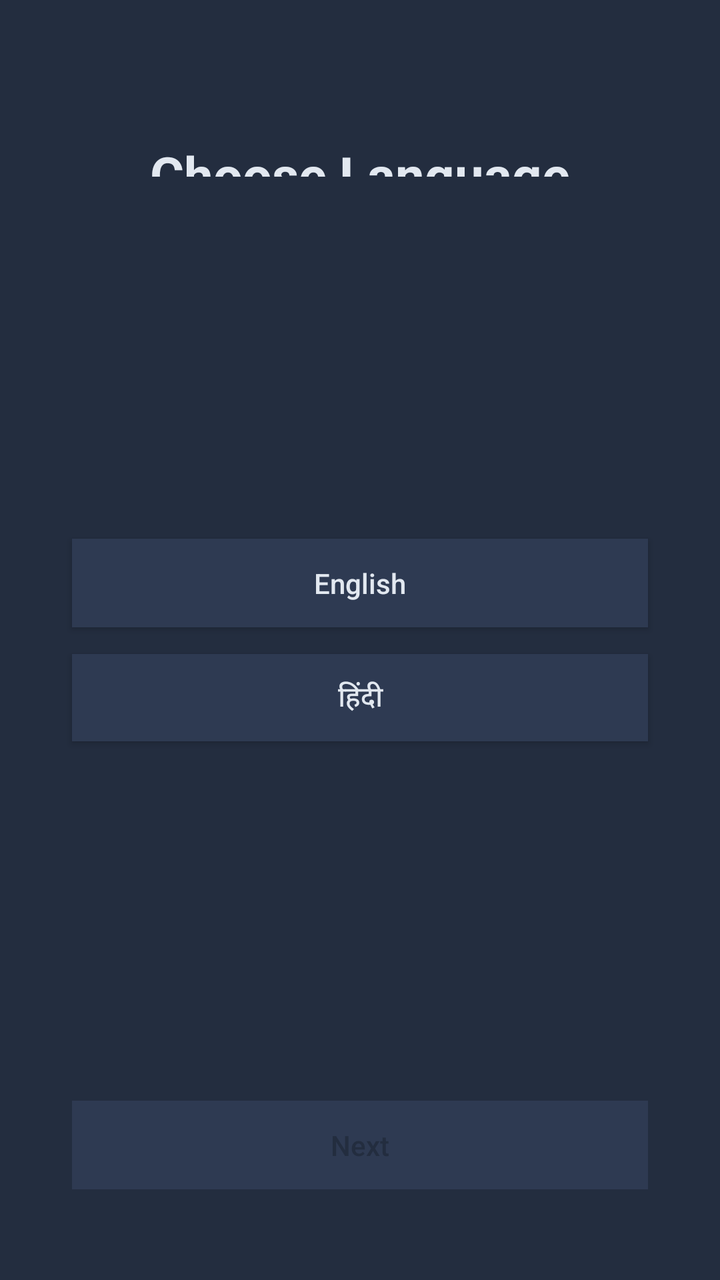
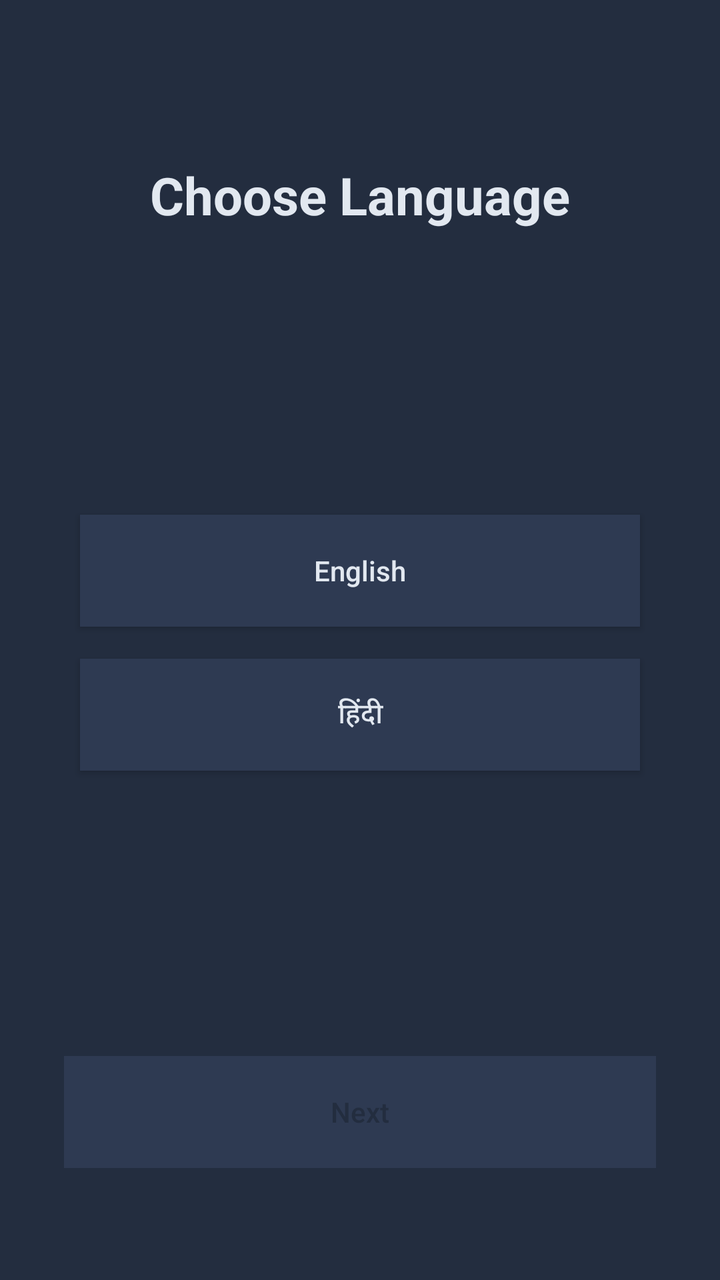

Before-and-after screenshots of an Android layout around one commit, followed by the original layout XML and the change that was made.
<!-- AndroidManifest.xml: activity theme Theme.NihalHome -->
<!-- res/layout/activity_language_selection.xml -->
<?xml version="1.0" encoding="utf-8"?>
<androidx.constraintlayout.widget.ConstraintLayout xmlns:android="http://schemas.android.com/apk/res/android"
    xmlns:app="http://schemas.android.com/apk/res-auto"
    android:layout_width="match_parent"
    android:layout_height="match_parent"
    android:background="@color/onboarding_background">

    
    <androidx.constraintlayout.widget.Guideline
        android:id="@+id/guidelineLeft"
        android:layout_width="wrap_content"
        android:layout_height="wrap_content"
        android:orientation="vertical"
        app:layout_constraintGuide_percent="0.10" />

    <androidx.constraintlayout.widget.Guideline
        android:id="@+id/guidelineRight"
        android:layout_width="wrap_content"
        android:layout_height="wrap_content"
        android:orientation="vertical"
        app:layout_constraintGuide_percent="0.90" />

    
    
    <androidx.constraintlayout.widget.Guideline
        android:id="@+id/guidelineTitleTop"
        android:layout_width="wrap_content"
        android:layout_height="wrap_content"
        android:orientation="horizontal"
        app:layout_constraintGuide_percent="0.109" />

    
    <androidx.constraintlayout.widget.Guideline
        android:id="@+id/guidelineTitleBottom"
        android:layout_width="wrap_content"
        android:layout_height="wrap_content"
        android:orientation="horizontal"
        app:layout_constraintGuide_percent="0.138" />

    
    <androidx.constraintlayout.widget.Guideline
        android:id="@+id/guidelineEnglishTop"
        android:layout_width="wrap_content"
        android:layout_height="wrap_content"
        android:orientation="horizontal"
        app:layout_constraintGuide_percent="0.421" />

    
    <androidx.constraintlayout.widget.Guideline
        android:id="@+id/guidelineEnglishBottom"
        android:layout_width="wrap_content"
        android:layout_height="wrap_content"
        android:orientation="horizontal"
        app:layout_constraintGuide_percent="0.490" />

    
    <androidx.constraintlayout.widget.Guideline
        android:id="@+id/guidelineHindiTop"
        android:layout_width="wrap_content"
        android:layout_height="wrap_content"
        android:orientation="horizontal"
        app:layout_constraintGuide_percent="0.511" />

    
    <androidx.constraintlayout.widget.Guideline
        android:id="@+id/guidelineHindiBottom"
        android:layout_width="wrap_content"
        android:layout_height="wrap_content"
        android:orientation="horizontal"
        app:layout_constraintGuide_percent="0.579" />

    
    <androidx.constraintlayout.widget.Guideline
        android:id="@+id/guidelineNextTop"
        android:layout_width="wrap_content"
        android:layout_height="wrap_content"
        android:orientation="horizontal"
        app:layout_constraintGuide_percent="0.860" />

    
    <androidx.constraintlayout.widget.Guideline
        android:id="@+id/guidelineNextBottom"
        android:layout_width="wrap_content"
        android:layout_height="wrap_content"
        android:orientation="horizontal"
        app:layout_constraintGuide_percent="0.929" />

    <TextView
        android:id="@+id/textChooseLanguage"
        android:layout_width="0dp"
        android:layout_height="0dp"
        android:gravity="top|center_horizontal"
        android:maxLines="1"
        android:text="@string/choose_language_title"
        android:textColor="@color/onboarding_heading"
        android:textSize="26sp"
        android:textStyle="bold"
        app:layout_constraintStart_toStartOf="parent"
        app:layout_constraintEnd_toEndOf="parent"
        app:layout_constraintTop_toBottomOf="@id/guidelineTitleTop"
        app:layout_constraintBottom_toTopOf="@id/guidelineTitleBottom" />

    <Button
        android:id="@+id/buttonEnglish"
        android:layout_width="0dp"
        android:layout_height="0dp"
        android:background="@color/onboarding_button_unselected"
        android:text="@string/language_english"
        android:textColor="@color/onboarding_heading"
        android:textAllCaps="false"
        android:elevation="0dp"
        app:layout_constraintStart_toStartOf="@id/guidelineLeft"
        app:layout_constraintEnd_toEndOf="@id/guidelineRight"
        app:layout_constraintTop_toBottomOf="@id/guidelineEnglishTop"
        app:layout_constraintBottom_toTopOf="@id/guidelineEnglishBottom" />

    <Button
        android:id="@+id/buttonHindiUrdu"
        android:layout_width="0dp"
        android:layout_height="0dp"
        android:background="@color/onboarding_button_unselected"
        android:text="@string/language_hindi_urdu"
        android:textColor="@color/onboarding_heading"
        android:textAllCaps="false"
        android:elevation="0dp"
        app:layout_constraintStart_toStartOf="@id/guidelineLeft"
        app:layout_constraintEnd_toEndOf="@id/guidelineRight"
        app:layout_constraintTop_toBottomOf="@id/guidelineHindiTop"
        app:layout_constraintBottom_toTopOf="@id/guidelineHindiBottom" />

    <Button
        android:id="@+id/buttonNext"
        android:layout_width="0dp"
        android:layout_height="0dp"
        android:background="@color/onboarding_button_unselected"
        android:enabled="false"
        android:text="@string/action_next"
        android:textColor="@color/onboarding_button_text"
        android:textAllCaps="false"
        android:elevation="0dp"
        app:layout_constraintStart_toStartOf="@id/guidelineLeft"
        app:layout_constraintEnd_toEndOf="@id/guidelineRight"
        app:layout_constraintTop_toBottomOf="@id/guidelineNextTop"
        app:layout_constraintBottom_toTopOf="@id/guidelineNextBottom" />

</androidx.constraintlayout.widget.ConstraintLayout>
<!-- resources referenced by this layout -->
<resources>
  <color name="onboarding_background">#232D3F</color>
  <color name="onboarding_button_text">#232D3F</color>
  <color name="onboarding_button_unselected">#2E3A52</color>
  <color name="onboarding_heading">#E2E8F0</color>
  <string name="action_next">Next</string>
  <string name="choose_language_title">Choose Language</string>
  <string name="language_english">English</string>
  <string name="language_hindi_urdu">हिंदी</string>
  <style name="Theme.NihalHome" parent="android:Theme.Material.Light.NoActionBar">
          <item name="android:windowBackground">@android:color/white</item>
          <item name="android:statusBarColor">@android:color/white</item>
          <item name="android:navigationBarColor">@android:color/white</item>
          <item name="android:windowLightStatusBar">true</item>
      </style>
</resources>

<!-- the commit's change to res/layout/activity_language_selection.xml (unified diff, before → after) -->
@@ -1,146 +1,64 @@
 <?xml version="1.0" encoding="utf-8"?>
-<androidx.constraintlayout.widget.ConstraintLayout xmlns:android="http://schemas.android.com/apk/res/android"
-    xmlns:app="http://schemas.android.com/apk/res-auto"
+<LinearLayout xmlns:android="http://schemas.android.com/apk/res/android"
     android:layout_width="match_parent"
     android:layout_height="match_parent"
-    android:background="@color/onboarding_background">
-
-    
-    <androidx.constraintlayout.widget.Guideline
-        android:id="@+id/guidelineLeft"
-        android:layout_width="wrap_content"
-        android:layout_height="wrap_content"
-        android:orientation="vertical"
-        app:layout_constraintGuide_percent="0.10" />
-
-    <androidx.constraintlayout.widget.Guideline
-        android:id="@+id/guidelineRight"
-        android:layout_width="wrap_content"
-        android:layout_height="wrap_content"
-        android:orientation="vertical"
-        app:layout_constraintGuide_percent="0.90" />
-
-    
-    
-    <androidx.constraintlayout.widget.Guideline
-        android:id="@+id/guidelineTitleTop"
-        android:layout_width="wrap_content"
-        android:layout_height="wrap_content"
-        android:orientation="horizontal"
-        app:layout_constraintGuide_percent="0.109" />
-
-    
-    <androidx.constraintlayout.widget.Guideline
-        android:id="@+id/guidelineTitleBottom"
-        android:layout_width="wrap_content"
-        android:layout_height="wrap_content"
-        android:orientation="horizontal"
-        app:layout_constraintGuide_percent="0.138" />
-
-    
-    <androidx.constraintlayout.widget.Guideline
-        android:id="@+id/guidelineEnglishTop"
-        android:layout_width="wrap_content"
-        android:layout_height="wrap_content"
-        android:orientation="horizontal"
-        app:layout_constraintGuide_percent="0.421" />
-
-    
-    <androidx.constraintlayout.widget.Guideline
-        android:id="@+id/guidelineEnglishBottom"
-        android:layout_width="wrap_content"
-        android:layout_height="wrap_content"
-        android:orientation="horizontal"
-        app:layout_constraintGuide_percent="0.490" />
-
-    
-    <androidx.constraintlayout.widget.Guideline
-        android:id="@+id/guidelineHindiTop"
-        android:layout_width="wrap_content"
-        android:layout_height="wrap_content"
-        android:orientation="horizontal"
-        app:layout_constraintGuide_percent="0.511" />
-
-    
-    <androidx.constraintlayout.widget.Guideline
-        android:id="@+id/guidelineHindiBottom"
-        android:layout_width="wrap_content"
-        android:layout_height="wrap_content"
-        android:orientation="horizontal"
-        app:layout_constraintGuide_percent="0.579" />
-
-    
-    <androidx.constraintlayout.widget.Guideline
-        android:id="@+id/guidelineNextTop"
-        android:layout_width="wrap_content"
-        android:layout_height="wrap_content"
-        android:orientation="horizontal"
-        app:layout_constraintGuide_percent="0.860" />
-
-    
-    <androidx.constraintlayout.widget.Guideline
-        android:id="@+id/guidelineNextBottom"
-        android:layout_width="wrap_content"
-        android:layout_height="wrap_content"
-        android:orientation="horizontal"
-        app:layout_constraintGuide_percent="0.929" />
+    android:orientation="vertical"
+    android:background="@color/onboarding_background"
+    android:padding="32dp">
 
     <TextView
         android:id="@+id/textChooseLanguage"
-        android:layout_width="0dp"
-        android:layout_height="0dp"
-        android:gravity="top|center_horizontal"
-        android:maxLines="1"
+        android:layout_width="wrap_content"
+        android:layout_height="wrap_content"
+        android:layout_gravity="center_horizontal"
+        android:layout_marginTop="48dp"
         android:text="@string/choose_language_title"
         android:textColor="@color/onboarding_heading"
         android:textSize="26sp"
-        android:textStyle="bold"
-        app:layout_constraintStart_toStartOf="parent"
-        app:layout_constraintEnd_toEndOf="parent"
-        app:layout_constraintTop_toBottomOf="@id/guidelineTitleTop"
-        app:layout_constraintBottom_toTopOf="@id/guidelineTitleBottom" />
+        android:textStyle="bold" />
 
-    <Button
-        android:id="@+id/buttonEnglish"
-        android:layout_width="0dp"
+    <LinearLayout
+        android:layout_width="match_parent"
         android:layout_height="0dp"
-        android:background="@color/onboarding_button_unselected"
-        android:text="@string/language_english"
-        android:textColor="@color/onboarding_heading"
-        android:textAllCaps="false"
-        android:elevation="0dp"
-        app:layout_constraintStart_toStartOf="@id/guidelineLeft"
-        app:layout_constraintEnd_toEndOf="@id/guidelineRight"
-        app:layout_constraintTop_toBottomOf="@id/guidelineEnglishTop"
-        app:layout_constraintBottom_toTopOf="@id/guidelineEnglishBottom" />
+        android:layout_weight="1"
+        android:orientation="vertical"
+        android:gravity="center">
 
-    <Button
-        android:id="@+id/buttonHindiUrdu"
-        android:layout_width="0dp"
-        android:layout_height="0dp"
-        android:background="@color/onboarding_button_unselected"
-        android:text="@string/language_hindi_urdu"
-        android:textColor="@color/onboarding_heading"
-        android:textAllCaps="false"
-        android:elevation="0dp"
-        app:layout_constraintStart_toStartOf="@id/guidelineLeft"
-        app:layout_constraintEnd_toEndOf="@id/guidelineRight"
-        app:layout_constraintTop_toBottomOf="@id/guidelineHindiTop"
-        app:layout_constraintBottom_toTopOf="@id/guidelineHindiBottom" />
+        <Button
+            android:id="@+id/buttonEnglish"
+            android:layout_width="match_parent"
+            android:layout_height="56dp"
+            android:layout_marginHorizontal="8dp"
+            android:layout_marginBottom="16dp"
+            android:background="@color/onboarding_button_unselected"
+            android:text="@string/language_english"
+            android:textColor="@color/onboarding_heading"
+            android:textAllCaps="false"
+            android:elevation="0dp" />
+
+        <Button
+            android:id="@+id/buttonHindiUrdu"
+            android:layout_width="match_parent"
+            android:layout_height="56dp"
+            android:layout_marginHorizontal="8dp"
+            android:background="@color/onboarding_button_unselected"
+            android:text="@string/language_hindi_urdu"
+            android:textColor="@color/onboarding_heading"
+            android:textAllCaps="false"
+            android:elevation="0dp" />
+
+    </LinearLayout>
 
     <Button
         android:id="@+id/buttonNext"
-        android:layout_width="0dp"
-        android:layout_height="0dp"
+        android:layout_width="match_parent"
+        android:layout_height="56dp"
+        android:layout_marginBottom="24dp"
         android:background="@color/onboarding_button_unselected"
         android:enabled="false"
         android:text="@string/action_next"
         android:textColor="@color/onboarding_button_text"
         android:textAllCaps="false"
-        android:elevation="0dp"
-        app:layout_constraintStart_toStartOf="@id/guidelineLeft"
-        app:layout_constraintEnd_toEndOf="@id/guidelineRight"
-        app:layout_constraintTop_toBottomOf="@id/guidelineNextTop"
-        app:layout_constraintBottom_toTopOf="@id/guidelineNextBottom" />
+        android:elevation="0dp" />
 
-</androidx.constraintlayout.widget.ConstraintLayout>
+</LinearLayout>
